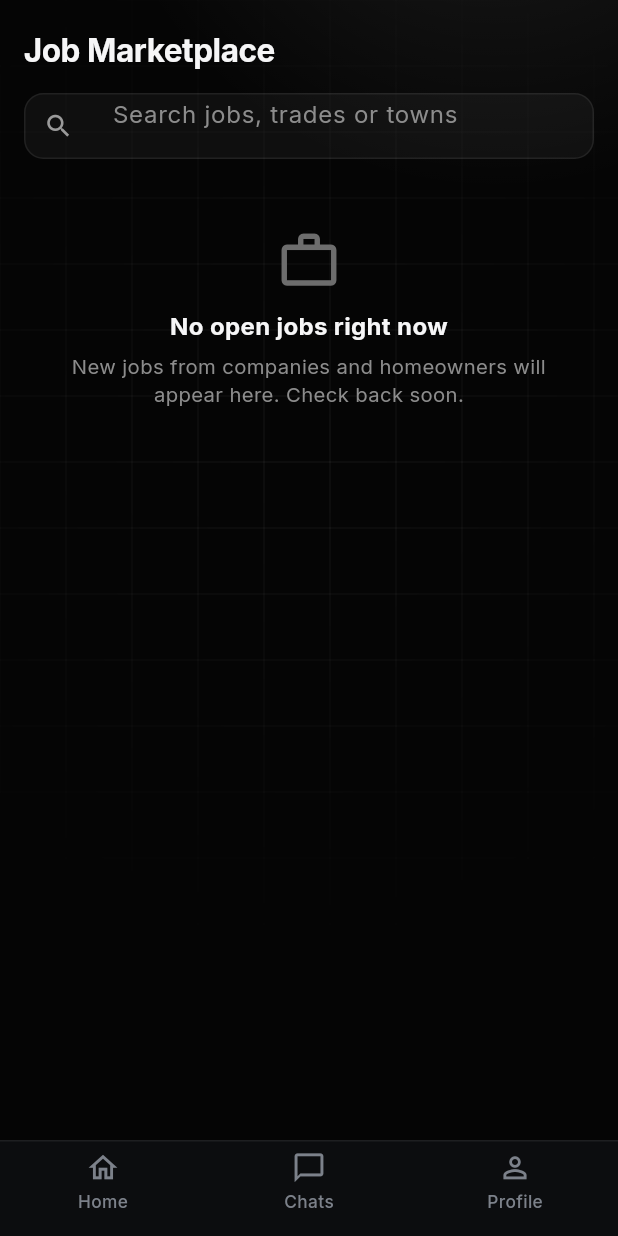
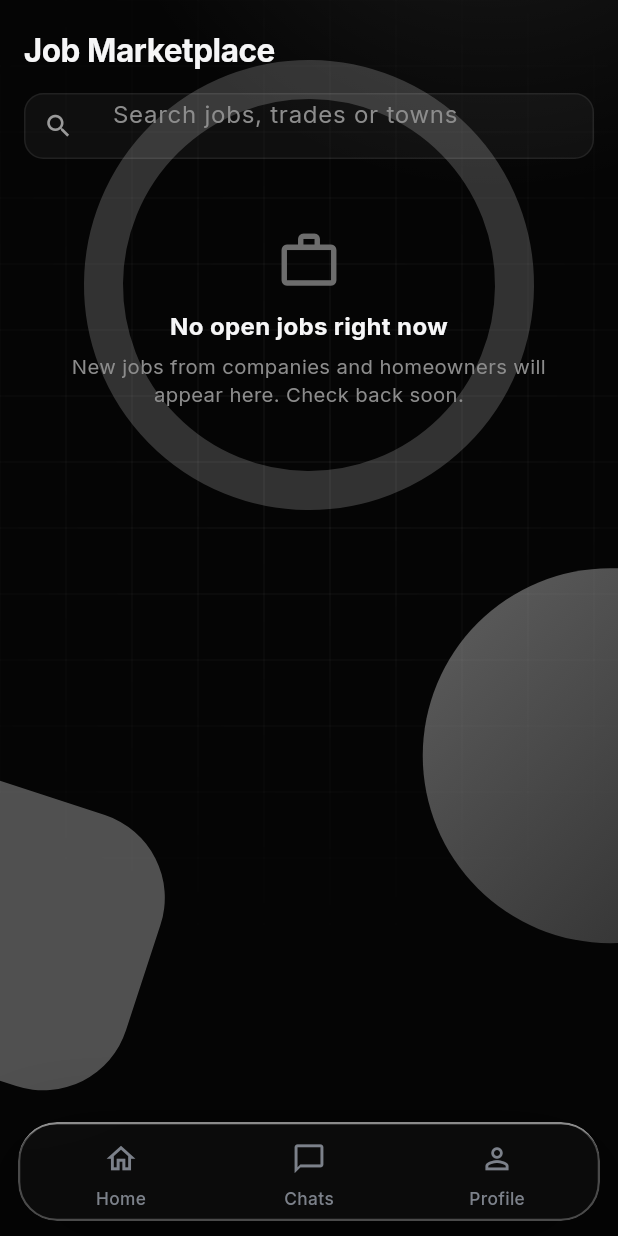
Before and after one commit to edstudios73-svg/baid-x-mobile-, a Flutter app: the MainShell screen opened directly with empty values, item 2 of the bottom bar chosen, on a phone screen of 412 x 824 dp. Run offline on Flutter 3.47's test engine with Material 3 defaults, Android fonts, the phone set to English and light mode, and no system bars; our stand-ins replace cached_network_image, connectivity_plus, file_picker, flutter_riverpod, flutter_secure_storage, go_router and 1 more; missing offline and left inert: pointycastle; accounts and stored records are empty.

Commit message:
feat(app): liquid-glass dashboards and a floating glass dock
Signed-in screens get the Chats page's drifting glass art, and the shared
card surface becomes liquid glass (GlassBox: a grouped backdrop blur, so
cards share one blur pass). The greeting hero is strong glass with white
type and a passing sheen; stat tiles, rows and quick tiles are glass; the
setup banner is gold-tinted glass; the bottom bar floats as a glass dock
with a glass pill on the active tab. Motion stops under reduced motion,
which the widget tests now use. Matches the website.

Co-Authored-By: Claude Opus 5.5 <noreply@anthropic.com>
Claude-Session: https://claude.ai/code/session_01MX2saYVHC1yBKdkejr2JWq

```diff
--- a/lib/app.dart
+++ b/lib/app.dart
@@ -4,6 +4,7 @@ import 'package:flutter_riverpod/flutter_riverpod.dart';
 import 'core/config/app_config.dart';
 import 'core/router/app_router.dart';
 import 'core/theme/app_theme.dart';
+import 'shared/providers/app_providers.dart';
 import 'shared/widgets/baid_ui.dart';
 
 class BaidXApp extends ConsumerWidget {
@@ -25,7 +26,8 @@ class BaidXApp extends ConsumerWidget {
         final mq = MediaQuery.of(context);
         return MediaQuery(
           data: mq.copyWith(textScaler: mq.textScaler.clamp(minScaleFactor: 1, maxScaleFactor: 1.1)),
-          child: AppBackdrop(child: child),
+          // signed-in screens get the drifting glass art; one backdrop group lets every glass card share a blur pass
+          child: BackdropGroup(child: AppBackdrop(art: ref.watch(authStateProvider).asData?.value != null, child: child)),
         );
       },
     );
--- a/lib/shared/widgets/app_bottom_navigation.dart
+++ b/lib/shared/widgets/app_bottom_navigation.dart
@@ -2,7 +2,6 @@ import 'dart:ui';
 
 import 'package:flutter/material.dart';
 
-import '../../core/theme/app_colors.dart';
 import '../../core/theme/app_text_styles.dart';
 
 class AppDestination {
@@ -17,8 +16,8 @@ class AppDestination {
   final String path;
 }
 
-/// The website's floating glass tab bar (`.nav`): frosted dark glass, a hairline
-/// on top, grey icons, the active tab white with a small glowing dot.
+/// The website's floating glass dock (`body.g-on .nav`): frosted dark glass with a
+/// bright top edge, grey icons, the active tab white on a soft glass pill.
 class AppBottomNavigation extends StatelessWidget {
   const AppBottomNavigation({
     required this.destinations,
@@ -41,20 +40,35 @@ class AppBottomNavigation extends StatelessWidget {
         best = p.length;
       }
     }
-    return ClipRect(
+    // floats above the content as a glass dock (body.g-on .nav)
+    return SafeArea(
+      top: false,
+      minimum: const EdgeInsets.only(bottom: 10),
+      child: Padding(
+        padding: const EdgeInsets.symmetric(horizontal: 12),
+        child: DecoratedBox(
+          decoration: BoxDecoration(borderRadius: BorderRadius.circular(26), boxShadow: const [BoxShadow(color: Color(0x8C000000), blurRadius: 50, offset: Offset(0, 18))]),
+          child: ClipRRect(
+            borderRadius: BorderRadius.circular(26),
             child: BackdropFilter(
-        filter: ImageFilter.blur(sigmaX: 18, sigmaY: 18),
+              filter: ImageFilter.blur(sigmaX: 28, sigmaY: 28),
               child: DecoratedBox(
-          decoration: const BoxDecoration(color: Color(0xC70E0F12), border: Border(top: BorderSide(color: AppColors.lineGlass))),
-          child: SafeArea(
-            top: false,
-            child: SizedBox(
-              height: 64,
+                decoration: BoxDecoration(
+                  color: const Color(0xD60C0C0C),
+                  borderRadius: BorderRadius.circular(26),
+                  border: Border.all(color: const Color(0x42FFFFFF), width: 1.5),
+                ),
+                child: Container(
+                  decoration: BoxDecoration(borderRadius: BorderRadius.circular(26), border: const Border(top: BorderSide(color: Color(0x5CFFFFFF), width: 1.5))),
+                  height: 66,
+                  padding: const EdgeInsets.symmetric(horizontal: 6),
                   child: Row(
                     children: [
                       for (var i = 0; i < destinations.length; i++)
                         Expanded(child: _Tab(item: destinations[i], on: i == index, onTap: () => onSelected(destinations[i].path))),
                     ],
+                  ),
+                ),
               ),
             ),
           ),
@@ -82,15 +96,19 @@ class _Tab extends StatelessWidget {
         child: Column(
           mainAxisAlignment: MainAxisAlignment.center,
           children: [
-            Icon(item.icon, size: 23, color: color),
+            AnimatedContainer(
+              duration: const Duration(milliseconds: 220),
+              curve: Curves.easeOutCubic,
+              padding: const EdgeInsets.symmetric(horizontal: 14, vertical: 4),
+              decoration: BoxDecoration(
+                color: on ? const Color(0x29FFFFFF) : const Color(0x00FFFFFF),
+                borderRadius: BorderRadius.circular(12),
+                border: Border(top: BorderSide(color: on ? const Color(0x66FFFFFF) : const Color(0x00FFFFFF))),
+              ),
+              child: Icon(item.icon, size: 23, color: color),
+            ),
             const SizedBox(height: 3),
-            Text(item.label, style: AppTextStyles.caption.copyWith(fontSize: 11.5, fontWeight: on ? FontWeight.w700 : FontWeight.w500, color: color)),
-            const SizedBox(height: 3),
-            AnimatedOpacity(
-              duration: const Duration(milliseconds: 200),
-              opacity: on ? 1 : 0,
-              child: Container(width: 5, height: 5, decoration: const BoxDecoration(shape: BoxShape.circle, color: Colors.white, boxShadow: [BoxShadow(color: Colors.white, blurRadius: 10)])),
-            ),
+            Text(item.label, maxLines: 1, overflow: TextOverflow.fade, softWrap: false, style: AppTextStyles.caption.copyWith(fontSize: 11.5, fontWeight: on ? FontWeight.w700 : FontWeight.w500, color: color)),
           ],
         ),
       ),
--- a/lib/shared/widgets/baid_ui.dart
+++ b/lib/shared/widgets/baid_ui.dart
@@ -20,7 +20,6 @@ class AppBackdrop extends StatelessWidget {
 
   @override
   Widget build(BuildContext context) {
-    final size = MediaQuery.sizeOf(context);
     return Stack(
       fit: StackFit.expand,
       children: [
@@ -32,31 +31,76 @@ class AppBackdrop extends StatelessWidget {
           ),
         ),
         const _Grid(),
-        if (art) ...[
+        if (art) const _DriftArt(),
+        ?child,
+      ],
+    );
+  }
+}
+
+/// The ring and two soft shapes, drifting slowly so the glass always has
+/// something to refract (still when the system asks for less motion).
+class _DriftArt extends StatefulWidget {
+  const _DriftArt();
+
+  @override
+  State<_DriftArt> createState() => _DriftArtState();
+}
+
+class _DriftArtState extends State<_DriftArt> with SingleTickerProviderStateMixin {
+  late final AnimationController _c = AnimationController(vsync: this, duration: const Duration(seconds: 28));
+
+  @override
+  void didChangeDependencies() {
+    super.didChangeDependencies();
+    if (MediaQuery.disableAnimationsOf(context)) {
+      _c.stop();
+    } else if (!_c.isAnimating) {
+      _c.repeat(reverse: true);
+    }
+  }
+
+  @override
+  void dispose() {
+    _c.dispose();
+    super.dispose();
+  }
+
+  @override
+  Widget build(BuildContext context) {
+    final size = MediaQuery.sizeOf(context);
+    return IgnorePointer(
+      child: RepaintBoundary(
+        child: AnimatedBuilder(
+          animation: _c,
+          builder: (context, _) {
+            final t = Curves.easeInOut.transform(_c.value);
+            return Stack(children: [
               Positioned(
                 left: size.width / 2 - 150,
                 top: 40,
-            child: Container(width: 300, height: 300, decoration: BoxDecoration(shape: BoxShape.circle, border: Border.all(color: const Color(0x2EFFFFFF), width: 26))),
+                child: Transform.rotate(angle: t * math.pi, child: Container(width: 300, height: 300, decoration: BoxDecoration(shape: BoxShape.circle, border: Border.all(color: const Color(0x2EFFFFFF), width: 26)))),
               ),
               Positioned(
-            right: -120,
-            top: size.height * .46,
+                right: -120 + 60 * t,
+                top: size.height * .46 - 90 * t,
                 child: Opacity(
                   opacity: .36,
                   child: Container(width: 250, height: 250, decoration: const BoxDecoration(shape: BoxShape.circle, gradient: LinearGradient(begin: Alignment.topLeft, end: Alignment.bottomRight, colors: [Colors.white, Color(0xFF6D6D6D)]))),
                 ),
               ),
               Positioned(
-            left: -90,
-            top: size.height * .64,
+                left: -90 + 70 * t,
+                top: size.height * .64 - 60 * t,
                 child: Transform.rotate(
-              angle: 18 * math.pi / 180,
+                  angle: (18 + 40 * t) * math.pi / 180,
                   child: Opacity(opacity: .3, child: Container(width: 190, height: 190, decoration: BoxDecoration(color: Colors.white, borderRadius: BorderRadius.circular(58)))),
                 ),
               ),
-        ],
-        ?child,
-      ],
+            ]);
+          },
+        ),
+      ),
     );
   }
 }
@@ -148,7 +192,60 @@ class Glass extends StatelessWidget {
   }
 }
 
-/// The website's card surface (`.dcard`, `.tile`, `.row`): a faint top-lit gradient over #0e0e0e.
+/// Liquid glass, the material of the Chats page and every signed-in screen
+/// (css/glass-dash.css): a grouped backdrop blur, a dark-to-light tint, a
+/// hairline border and a bright top edge. [strong] is the hero variant.
+class GlassBox extends StatelessWidget {
+  const GlassBox({required this.child, this.padding = const EdgeInsets.all(16), this.radius = 22, this.onTap, this.borderColor, this.strong = false, this.tint, super.key});
+
+  final Widget child;
+  final EdgeInsetsGeometry padding;
+  final double radius;
+  final VoidCallback? onTap;
+  final Color? borderColor;
+  final bool strong;
+  final Color? tint; // a coloured wash, e.g. gold for the setup banner
+
+  @override
+  Widget build(BuildContext context) {
+    final r = BorderRadius.circular(radius);
+    final colors = tint != null
+        ? [tint!.withValues(alpha: .22), const Color(0x660E0E0E)]
+        : strong
+            ? const [Color(0x33FFFFFF), Color(0x0DFFFFFF), Color(0x660E0E0E)]
+            : const [Color(0x9E0E0E0E), Color(0x570E0E0E), Color(0x21FFFFFF)];
+    return DecoratedBox(
+      decoration: BoxDecoration(borderRadius: r, boxShadow: [BoxShadow(color: const Color(0x6B000000), blurRadius: strong ? 60 : 40, spreadRadius: strong ? -16 : 0, offset: Offset(0, strong ? 26 : 14))]),
+      child: ClipRRect(
+        borderRadius: r,
+        child: BackdropFilter.grouped(
+          filter: ImageFilter.blur(sigmaX: strong ? 30 : 24, sigmaY: strong ? 30 : 24),
+          child: Material(
+            type: MaterialType.transparency,
+            child: InkWell(
+              onTap: onTap,
+              borderRadius: r,
+              child: Ink(
+                decoration: BoxDecoration(
+                  borderRadius: r,
+                  gradient: LinearGradient(begin: Alignment.topLeft, end: Alignment.bottomRight, colors: colors),
+                  border: Border.all(color: borderColor ?? (strong ? const Color(0x57FFFFFF) : const Color(0x3DFFFFFF)), width: 1.5),
+                ),
+                child: Container(
+                  decoration: BoxDecoration(borderRadius: r, border: Border(top: BorderSide(color: strong ? const Color(0x99FFFFFF) : const Color(0x6BFFFFFF), width: 1.5))),
+                  padding: padding,
+                  child: child,
+                ),
+              ),
+            ),
+          ),
+        ),
+      ),
+    );
+  }
+}
+
+/// The website's card surface (`.dcard`, `.tile`, `.row`), now liquid glass.
 class SurfaceCard extends StatelessWidget {
   const SurfaceCard({required this.child, this.padding = const EdgeInsets.all(16), this.radius = 20, this.onTap, this.borderColor, super.key});
 
@@ -159,25 +256,7 @@ class SurfaceCard extends StatelessWidget {
   final Color? borderColor;
 
   @override
-  Widget build(BuildContext context) {
-    final r = BorderRadius.circular(radius);
-    return Material(
-      type: MaterialType.transparency,
-      child: InkWell(
-        onTap: onTap,
-        borderRadius: r,
-        child: Ink(
-          decoration: BoxDecoration(
-            borderRadius: r,
-            color: AppColors.card,
-            gradient: const LinearGradient(begin: Alignment.topCenter, end: Alignment.bottomCenter, colors: [Color(0xFF151515), Color(0xFF101010)]),
-            border: Border.all(color: borderColor ?? AppColors.lineGlass),
-          ),
-          child: Padding(padding: padding, child: child),
-        ),
-      ),
-    );
-  }
+  Widget build(BuildContext context) => GlassBox(padding: padding, radius: radius + 2, onTap: onTap, borderColor: borderColor, child: child);
 }
 
 /// White "ember" pill with the soft white glow (`.btn-light`), or the dark glass
--- a/lib/shared/widgets/dash_ui.dart
+++ b/lib/shared/widgets/dash_ui.dart
@@ -105,13 +105,11 @@ class DashRow extends StatelessWidget {
   Widget build(BuildContext context) {
     return Padding(
       padding: const EdgeInsets.only(bottom: 8),
-      child: Material(
-        color: AppColors.card,
-        borderRadius: BorderRadius.circular(14),
-        child: InkWell(
-          borderRadius: BorderRadius.circular(14),
-          onTap: onTap,
-          child: Padding(
+      child: GlassBox(
+        radius: 18,
+        padding: EdgeInsets.zero,
+        onTap: onTap,
+        child: Padding(
             padding: const EdgeInsets.symmetric(horizontal: 12, vertical: 11),
             child: Row(children: [
               leading ??
@@ -135,7 +133,6 @@ class DashRow extends StatelessWidget {
               if (trailing != null) ...[const SizedBox(width: 8), trailing!],
             ]),
           ),
-        ),
       ),
     );
   }
@@ -199,13 +196,13 @@ class DashBar extends StatelessWidget {
 /// The data providers keep their last result, so coming back to a tab shows it
 /// at once and refreshes quietly; only the very first visit shows skeletons.
 class DashPage<T> extends ConsumerWidget {
-  const DashPage({required this.head, required this.data, required this.builder, required this.onRefresh, this.top = const [], this.art = false, super.key});
+  const DashPage({required this.head, required this.data, required this.builder, required this.onRefresh, this.top = const [], this.art = true, super.key});
   final Widget head;
   final AsyncValue<T> data;
   final List<Widget> Function(T value) builder;
   final Future<void> Function() onRefresh;
   final List<Widget> top;
-  final bool art; // the ring art behind the page (website glass pages: Chats)
+  final bool art; // the drifting art behind the glass (every signed-in page)
 
   @override
   Widget build(BuildContext context, WidgetRef ref) {
```
Also changed, not shown: lib/shared/widgets/member_ui.dart (+76 -43 lines), 6 other files. Lines whose indentation alone changed are shown as unchanged.
